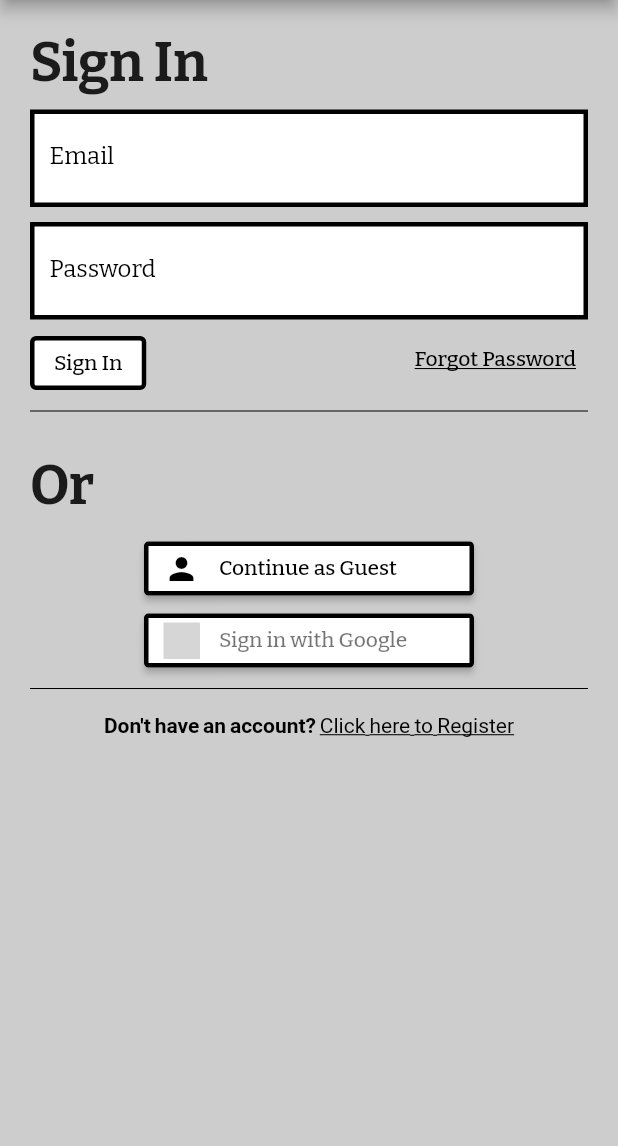
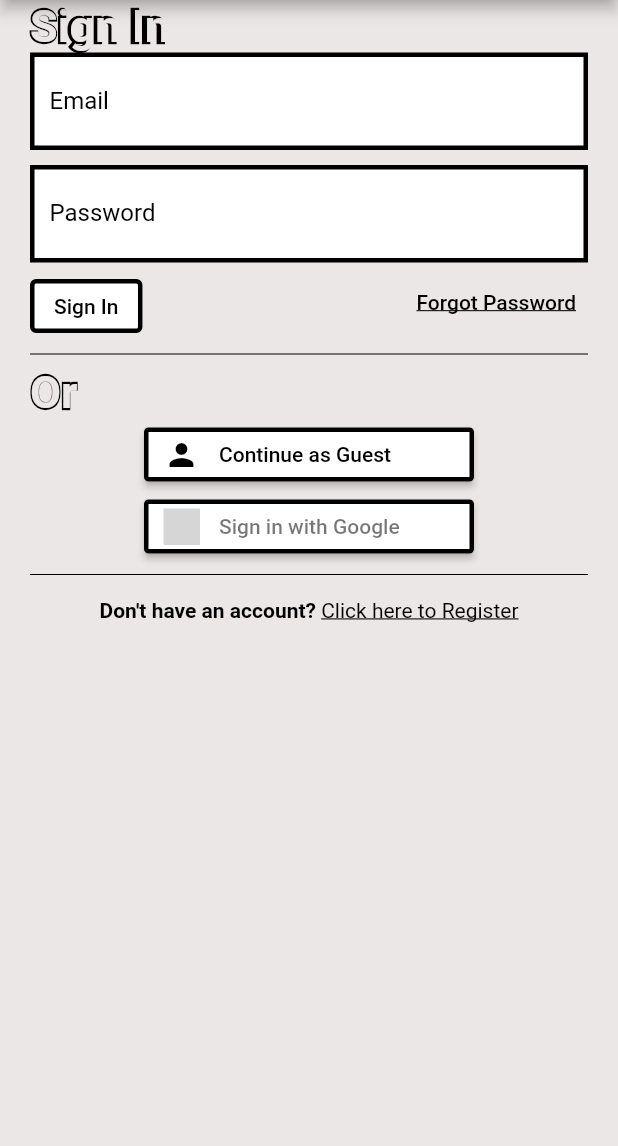
Before and after one commit to deccygpm/UofG-Prepare, a Flutter app: the screen it shows after launch, on a phone screen of 412 x 824 dp, the part 90-1236 px from its top. Run offline on Flutter 3.47's test engine with Material 2 defaults, Android fonts, the phone set to English and light mode, and no system bars; our stand-ins replace email_validator, firebase_auth, firebase_core, flutter_signin_button, font_awesome_flutter, google_fonts and 2 more; accounts and stored records are empty; Roboto replaces fonts that are missing (Lusitana); grey boxes are pictures that could not be loaded.

Commit message:
[#13] Updated headline to take a color. Changes system font.

```diff
--- a/lib/login/email_verification.dart
+++ b/lib/login/email_verification.dart
@@ -68,9 +68,9 @@ class _EmailVerificationScreenState extends State<EmailVerificationScreen> {
       : Scaffold(
           appBar: const CustomAppBar(),
           body: Column(crossAxisAlignment: CrossAxisAlignment.start, children: [
-            const Padding(
+            Padding(
               padding: EdgeInsets.only(left: 20),
-              child: Headline(data: 'Verify Email'),
+              child: Headline(data: 'Verify Email', color: Colors.white),
             ),
             const Spacer(),
             const Padding(
--- a/lib/login/forgot_password.dart
+++ b/lib/login/forgot_password.dart
@@ -29,7 +29,10 @@ class _ForgottenPasswordModalState extends State<ForgottenPasswordModal> {
           crossAxisAlignment: CrossAxisAlignment.start,
           mainAxisSize: MainAxisSize.min,
           children: [
-            const Headline(data: "Forgotten Password"),
+            const Headline(
+              data: "Forgotten Password",
+              color: Colors.white,
+            ),
             const Text(
                 "Enter the email address you used to register your account with below."),
             Flexible(
--- a/lib/login/login.dart
+++ b/lib/login/login.dart
@@ -5,6 +5,7 @@ import 'package:l2_transition/login/login_buttons.dart';
 import 'package:l2_transition/main.dart';
 import 'package:l2_transition/services/validation.dart';
 import 'package:l2_transition/shared/shared.dart';
+import 'package:l2_transition/theme.dart';
 
 import '../services/auth.dart';
 
@@ -37,7 +38,10 @@ class _LoginScreenState extends State<LoginScreen> {
       body: Padding(
         padding: const EdgeInsets.only(left: 20, right: 20),
         child: Column(crossAxisAlignment: CrossAxisAlignment.start, children: [
-          const Headline(data: "Sign In"),
+          Headline(
+            data: "Sign In",
+            color: themeGrey,
+          ),
           Form(
             key: formKey,
             child: Column(
@@ -145,7 +149,10 @@ class _LoginScreenState extends State<LoginScreen> {
           const Divider(
             color: Colors.black,
           ),
-          const Headline(data: 'Or'),
+          Headline(
+            data: 'Or',
+            color: themeGrey,
+          ),
           const LoginButtons(),
           const Divider(color: Colors.black),
           Center(
--- a/lib/login/registration.dart
+++ b/lib/login/registration.dart
@@ -4,6 +4,7 @@ import 'package:l2_transition/main.dart';
 import 'package:l2_transition/services/auth.dart';
 import 'package:l2_transition/services/validation.dart';
 import 'package:l2_transition/shared/shared.dart';
+import 'package:l2_transition/theme.dart';
 
 class RegistrationScreen extends StatefulWidget {
   final Function() onClickedSignIn;
@@ -38,7 +39,10 @@ class _RegistrationScreenState extends State<RegistrationScreen> {
             child: Column(
               crossAxisAlignment: CrossAxisAlignment.start,
               children: [
-                const Headline(data: 'Register'),
+                Headline(
+                  data: 'Register',
+                  color: themeGrey,
+                ),
                 Container(
                   decoration: BoxDecoration(
                       color: Colors.white,
--- a/lib/shared/app_bar.dart
+++ b/lib/shared/app_bar.dart
@@ -1,6 +1,7 @@
 import 'package:flutter/material.dart';
 import 'package:font_awesome_flutter/font_awesome_flutter.dart';
 import 'package:l2_transition/services/auth.dart';
+import 'package:l2_transition/theme.dart';
 
 class CustomAppBar extends StatelessWidget implements PreferredSizeWidget {
   const CustomAppBar({
@@ -13,7 +14,7 @@ class CustomAppBar extends StatelessWidget implements PreferredSizeWidget {
   @override
   Widget build(BuildContext context) {
     return AppBar(
-      backgroundColor: const Color(0xFF003865),
+      backgroundColor: themeBlue,
       centerTitle: true,
       title: Padding(
         padding: const EdgeInsets.fromLTRB(0.0, 0.0, 0.0, 8.0),
--- a/lib/shared/headline.dart
+++ b/lib/shared/headline.dart
@@ -1,21 +1,35 @@
 import 'package:flutter/material.dart';
 
 class Headline extends StatelessWidget {
-  const Headline({Key? key, required this.data}) : super(key: key);
+  const Headline({Key? key, required this.data, required this.color})
+      : super(key: key);
 
   final String data;
+  final Color color;
 
   @override
   Widget build(BuildContext context) {
-    return Padding(
-      padding: const EdgeInsets.fromLTRB(0, 20, 0, 10),
-      child: Text(
-        data,
-        style: const TextStyle(
-          fontSize: 36,
-          fontWeight: FontWeight.w700,
+    return Stack(
+      children: [
+        Text(
+          data,
+          style: TextStyle(
+            fontSize: 30,
+            foreground: Paint()
+              ..style = PaintingStyle.stroke
+              ..strokeWidth = 3
+              ..color = Colors.black,
+          ),
         ),
-      ),
+        Text(
+          data,
+          style: TextStyle(
+            fontWeight: FontWeight.bold,
+            fontSize: 30,
+            color: color,
+          ),
+        ),
+      ],
     );
   }
 }
--- a/lib/theme.dart
+++ b/lib/theme.dart
@@ -1,9 +1,12 @@
 import 'package:flutter/material.dart';
 import 'package:google_fonts/google_fonts.dart';
 
+Color themeGrey = Color.fromARGB(255, 236, 231, 231);
+Color themeBlue = Color(0xFF003865);
+
 var appTheme = ThemeData(
-    canvasColor: const Color.fromARGB(255, 205, 205, 205),
-    fontFamily: GoogleFonts.bitter().fontFamily,
+    canvasColor: themeGrey,
+    fontFamily: GoogleFonts.lusitana().fontFamily,
     inputDecorationTheme: const InputDecorationTheme(
         enabledBorder: UnderlineInputBorder(
             borderSide: BorderSide(color: Colors.transparent)),
```
